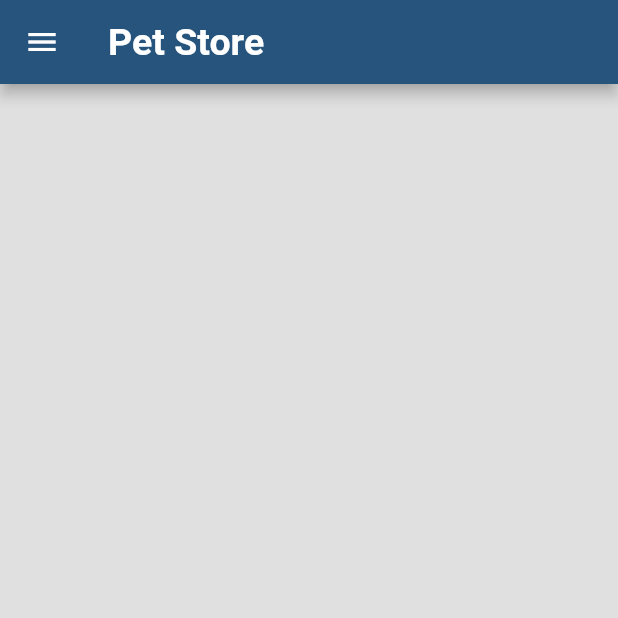
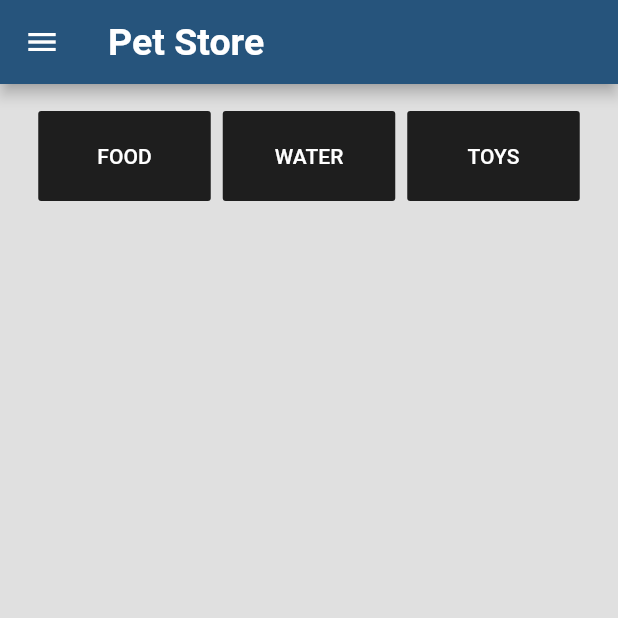
Before and after one commit to Hannah-Ashna/Task-Keeper, a Flutter app: the PetStore screen opened directly, on a phone screen of 412 x 824 dp, the top half of it. Run offline on Flutter 3.47's test engine with Material 2 defaults, Android fonts, the light colour scheme and no system bars; our stand-ins replace charts_flutter, firebase_auth, firebase_core, sqflite; accounts and stored records are empty; Roboto replaces fonts that are missing (Aleo).

Commit message:
Implemented Pet Store system

```diff
--- a/task_keeper/lib/PetStore.dart
+++ b/task_keeper/lib/PetStore.dart
@@ -1,9 +1,19 @@
 import 'package:flutter/material.dart';
 import 'package:firebase_auth/firebase_auth.dart';
+import 'Database.dart';
 import 'Tasks.dart';
 import 'Pet.dart';
 
-class PetStore extends StatelessWidget {
+class PetStore extends StatefulWidget {
+  @override
+  _MyPetStore createState() => _MyPetStore();
+}
+
+
+class _MyPetStore extends State<PetStore> {
+
+  DatabaseTool _dbTool = DatabaseTool();
+
   @override
   Widget build(BuildContext context) {
     return Scaffold(
@@ -103,6 +113,51 @@ class PetStore extends StatelessWidget {
           ],
         ),
       ),
+
+      body: Center (
+          child: Column(
+            children: <Widget>[
+              Padding(
+                padding: EdgeInsets.all(10),
+                child: new ButtonBar(
+                  mainAxisSize: MainAxisSize.min,
+                  children: <Widget>[
+                    FlatButton(
+                      height: 60,
+                      minWidth: 115,
+                      child: Text("FOOD"),
+                      color: Colors.black87,
+                      onPressed: () async {
+                        _dbTool.updateFood(2);
+                        setState(() {});
+                      },
+                    ),
+                    FlatButton(
+                      height: 60,
+                      minWidth: 115,
+                      child: Text("WATER"),
+                      color: Colors.black87,
+                      onPressed: () async {
+                        _dbTool.updateWater(2);
+                        setState(() {});
+                      },
+                    ),
+                    FlatButton(
+                      height: 60,
+                      minWidth: 115,
+                      child: Text("TOYS"),
+                      color: Colors.black87,
+                      onPressed: () async {
+                        _dbTool.updateToys(4);
+                        setState(() {});
+                      },
+                    ),
+                  ],
+                ),
+              ),
+            ],
+          ),
+      ),
     );
   }
 }
```
Also changed, not shown: task_keeper/lib/Database.dart (+46 -0 lines).
